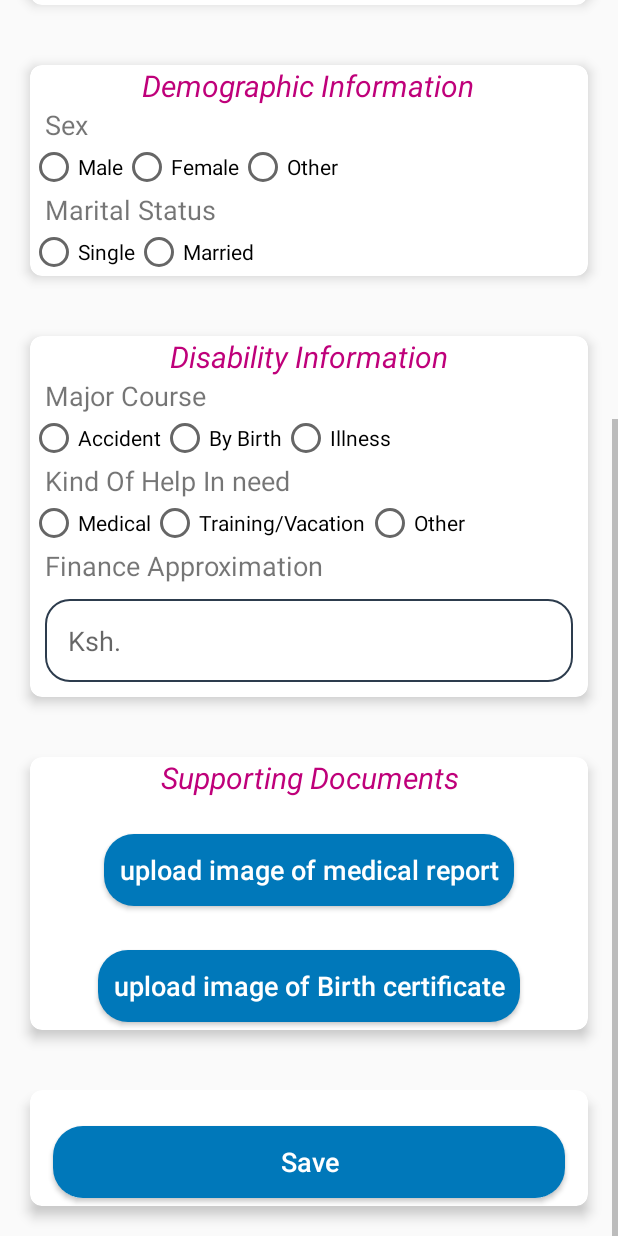
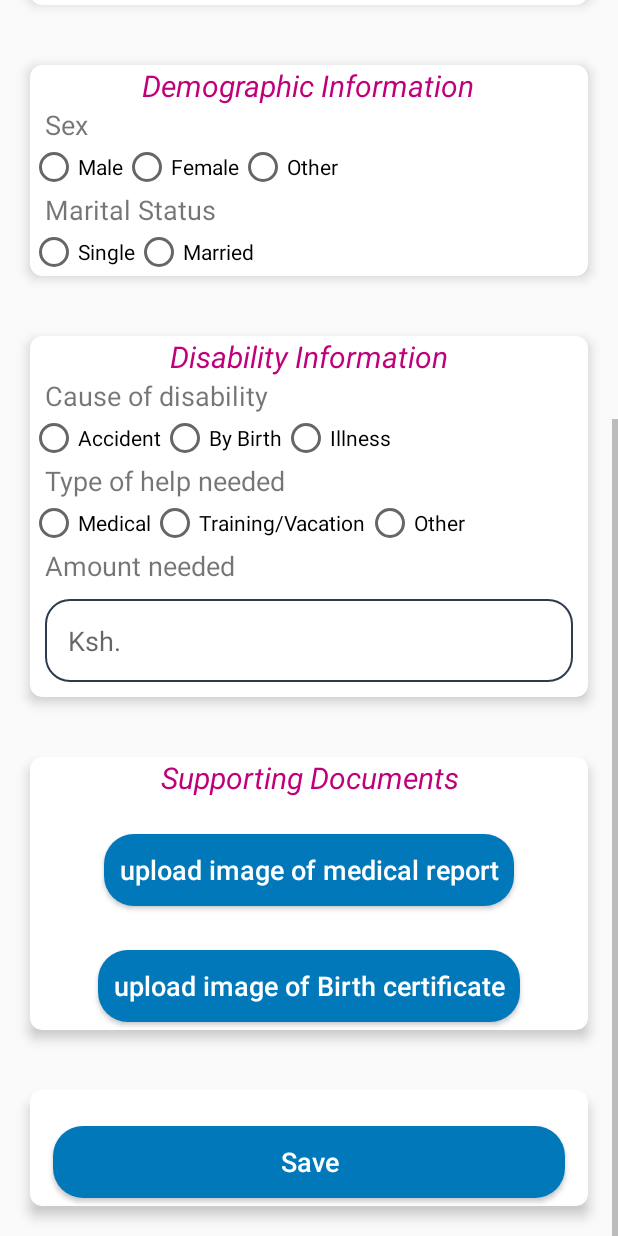
Before and after one commit to mozerian/CharityCare, an Android app: the DisableSetupActivity screen opened directly, with no data from a screen before it, scrolled down 422 dp, on a phone screen of 412 x 824 dp. Run offline under Robolectric (Android 15) with nearby library versions, the phone set to English and light mode, and no system bars; our stand-ins replace Firebase (no records; nobody signed in at launch, a user with empty details on screens opened directly).

Commit message:
Fixed Bugs

```diff
--- a/app/src/main/AndroidManifest.xml
+++ b/app/src/main/AndroidManifest.xml
@@ -2,7 +2,8 @@
 <manifest xmlns:android="http://schemas.android.com/apk/res/android"
     package="com.example.charitycare">
 
-    <uses-permission android:name="android.permission.INTERNET"></uses-permission>
+    <uses-permission android:name="android.permission.INTERNET"/>
+    <uses-permission android:name="android.permission.READ_EXTERNAL_STORAGE"/>
 
     <application
         android:allowBackup="true"
--- a/app/src/main/res/layout/activity_setup_disable.xml
+++ b/app/src/main/res/layout/activity_setup_disable.xml
@@ -244,7 +244,7 @@
             <TextView
                 android:layout_width="wrap_content"
                 android:layout_height="wrap_content"
-                android:text="Major Course"
+                android:text="Cause of disability"
                 android:textSize="18sp"
                 android:layout_marginLeft="10dp"/>
 
@@ -283,7 +283,7 @@
             <TextView
                 android:layout_width="wrap_content"
                 android:layout_height="wrap_content"
-                android:text="Kind Of Help In need"
+                android:text="Type of help needed"
                 android:textSize="18sp"
                 android:layout_marginLeft="10dp"/>
             <RadioGroup
@@ -320,7 +320,7 @@
             <TextView
                 android:layout_width="wrap_content"
                 android:layout_height="wrap_content"
-                android:text="Finance Approximation"
+                android:text="Amount needed"
                 android:textSize="18sp"
                 android:layout_marginLeft="10dp"/>
 
@@ -380,6 +380,21 @@
                 android:text="upload image of medical report"
                 />
 
+            <TextView
+                android:id="@+id/Selected_Medical_Record"
+                android:layout_width="wrap_content"
+                android:layout_height="wrap_content"
+                android:layout_marginBottom="5dp"
+                android:layout_marginLeft="15dp"
+                android:layout_marginRight="15dp"
+                android:visibility="gone"
+                android:padding="5dp"
+                android:textSize="18sp"
+                android:textAllCaps="false"
+                android:layout_marginTop="8dp"
+                android:layout_gravity="center"
+                />
+
 
             <Button
                 android:id="@+id/certificate_button"
@@ -396,6 +411,20 @@
                 android:layout_gravity="center"
                 android:textColor="@android:color/white"
                 android:text="upload image of Birth certificate"
+                />
+            <TextView
+                android:id="@+id/Selected_Birth_Record"
+                android:layout_width="wrap_content"
+                android:layout_height="wrap_content"
+                android:layout_marginBottom="5dp"
+                android:layout_marginLeft="15dp"
+                android:layout_marginRight="15dp"
+                android:visibility="gone"
+                android:padding="5dp"
+                android:textSize="18sp"
+                android:textAllCaps="false"
+                android:layout_marginTop="8dp"
+                android:layout_gravity="center"
                 />
 
 
--- a/build.gradle
+++ b/build.gradle
@@ -8,7 +8,7 @@ buildscript {
     }
     dependencies {
         classpath 'com.android.tools.build:gradle:3.5.3'
-        classpath 'com.google.gms:google-services:4.2.0'
+        classpath 'com.google.gms:google-services:4.3.3'
 
         // NOTE: Do not place your application dependencies here; they belong
         // in the individual module build.gradle files
```
Also changed, not shown: app/src/main/java/com/example/charitycare/DisableSetupActivity.java (+160 -103 lines).
